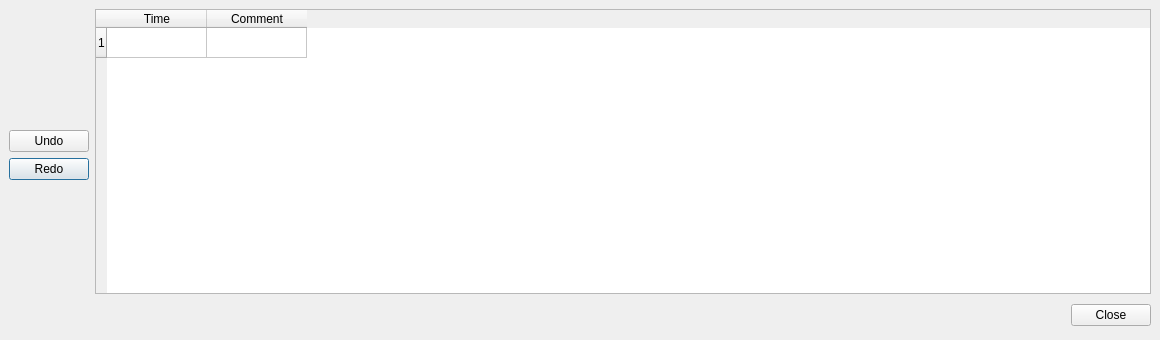
First picture: the form in historywindow.ui, repository insilmaril/vym, before the edit.
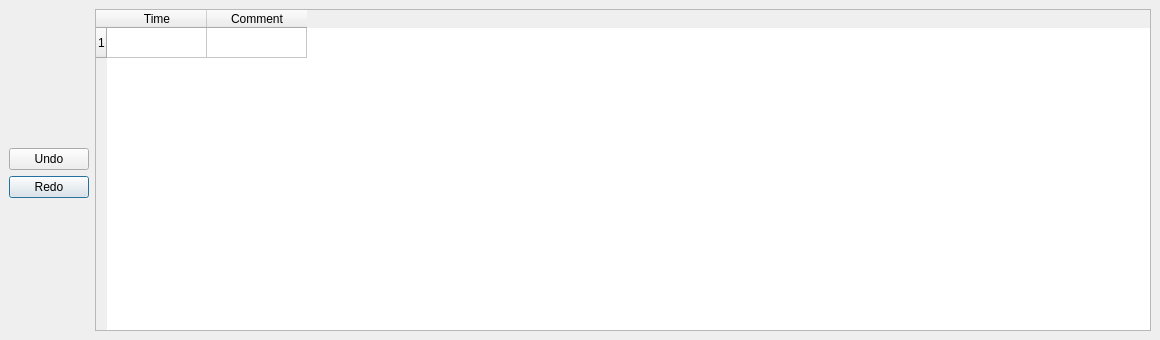
Second picture: the form after the edit.

Commit message: Bugfix: Removed close button of historywindow

The edit to the form file:
```diff
--- a/historywindow.ui
+++ b/historywindow.ui
@@ -25,13 +25,10 @@
    <property name="bottomMargin" >
     <number>9</number>
    </property>
-   <property name="horizontalSpacing" >
+   <property name="spacing">
     <number>6</number>
    </property>
-   <property name="verticalSpacing" >
-    <number>6</number>
-   </property>
-   <item row="0" column="0" >
+   <item row="0" column="0">
     <spacer>
      <property name="orientation" >
       <enum>Qt::Vertical</enum>
@@ -103,26 +100,6 @@
      <property name="bottomMargin" >
       <number>0</number>
      </property>
-     <item>
-      <spacer>
-       <property name="orientation" >
-        <enum>Qt::Horizontal</enum>
-       </property>
-       <property name="sizeHint" >
-        <size>
-         <width>131</width>
-         <height>31</height>
-        </size>
-       </property>
-      </spacer>
-     </item>
-     <item>
-      <widget class="QPushButton" name="closeButton" >
-       <property name="text" >
-        <string>Close</string>
-       </property>
-      </widget>
-     </item>
     </layout>
    </item>
   </layout>
```
Left out of the diff: 82 changed lines with no effect on the pictures. The commit also changes 1 other file.
